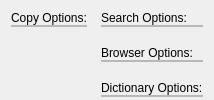
The window that programs/KJVCanOpener/KJVGeneralSettingsConfig.ui (dewhisna/KingJamesPureBibleSearch) describes before a commit, drawn with Qt 5.
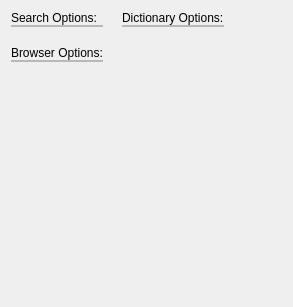
The same window after the commit. Custom widgets are drawn as their Qt base class.

```diff
--- a/programs/KJVCanOpener/KJVGeneralSettingsConfig.ui
+++ b/programs/KJVCanOpener/KJVGeneralSettingsConfig.ui
@@ -27,79 +27,12 @@
   <property name="windowTitle">
    <string>General Settings</string>
   </property>
-  <layout class="QGridLayout" name="gridLayout_5">
+  <layout class="QHBoxLayout" name="horizontalLayoutMain">
    <property name="bottomMargin">
     <number>0</number>
    </property>
-   <item row="0" column="0">
-    <layout class="QHBoxLayout" name="horizontalLayout">
      <item>
-      <layout class="QVBoxLayout" name="verticalLayout_5">
-       <item>
-        <layout class="QVBoxLayout" name="verticalLayout">
-         <property name="spacing">
-          <number>0</number>
-         </property>
-         <item>
-          <widget class="QLabel" name="lblCopyOptions">
-           <property name="text">
-            <string>Copy Options:</string>
-           </property>
-          </widget>
-         </item>
-         <item>
-          <widget class="QFrame" name="frameCopyOptions">
-           <property name="frameShape">
-            <enum>QFrame::StyledPanel</enum>
-           </property>
-           <property name="frameShadow">
-            <enum>QFrame::Sunken</enum>
-           </property>
-           <layout class="QGridLayout" name="gridLayout_2">
-            <property name="margin">
-             <number>0</number>
-            </property>
-            <item row="0" column="0">
-             <widget class="CConfigCopyOptions" name="widgetCopyOptions" native="true"/>
-            </item>
-           </layout>
-          </widget>
-         </item>
-        </layout>
-       </item>
-       <item>
-        <spacer name="verticalSpacer_3">
-         <property name="orientation">
-          <enum>Qt::Vertical</enum>
-         </property>
-         <property name="sizeHint" stdset="0">
-          <size>
-           <width>20</width>
-           <height>0</height>
-          </size>
-         </property>
-        </spacer>
-       </item>
-      </layout>
-     </item>
-     <item>
-      <spacer name="horizontalSpacer">
-       <property name="orientation">
-        <enum>Qt::Horizontal</enum>
-       </property>
-       <property name="sizeType">
-        <enum>QSizePolicy::Fixed</enum>
-       </property>
-       <property name="sizeHint" stdset="0">
-        <size>
-         <width>8</width>
-         <height>20</height>
-        </size>
-       </property>
-      </spacer>
-     </item>
-     <item>
-      <layout class="QVBoxLayout" name="verticalLayout_4">
+    <layout class="QVBoxLayout" name="verticalLayoutLeft">
        <item>
         <layout class="QVBoxLayout" name="verticalLayout_2">
          <property name="spacing">
@@ -181,21 +114,38 @@
         </layout>
        </item>
        <item>
-        <spacer name="verticalSpacer_4">
+      <spacer name="verticalSpacer_2">
          <property name="orientation">
           <enum>Qt::Vertical</enum>
          </property>
+       <property name="sizeHint" stdset="0">
+        <size>
+         <width>20</width>
+         <height>0</height>
+        </size>
+       </property>
+      </spacer>
+     </item>
+    </layout>
+   </item>
+   <item>
+    <spacer name="horizontalSpacer">
+     <property name="orientation">
+      <enum>Qt::Horizontal</enum>
+     </property>
          <property name="sizeType">
           <enum>QSizePolicy::Fixed</enum>
          </property>
          <property name="sizeHint" stdset="0">
           <size>
-           <width>20</width>
-           <height>13</height>
+       <width>13</width>
+       <height>20</height>
           </size>
          </property>
         </spacer>
        </item>
+   <item>
+    <layout class="QVBoxLayout" name="verticalLayoutRight">
        <item>
         <layout class="QVBoxLayout" name="verticalLayout_6">
          <property name="spacing">
@@ -229,7 +179,7 @@
         </layout>
        </item>
        <item>
-        <spacer name="verticalSpacer_2">
+      <spacer name="verticalSpacer_3">
          <property name="orientation">
           <enum>Qt::Vertical</enum>
          </property>
@@ -250,13 +200,11 @@
        </property>
        <property name="sizeHint" stdset="0">
         <size>
-         <width>0</width>
-         <height>20</height>
+       <width>58</width>
+       <height>296</height>
         </size>
        </property>
       </spacer>
-     </item>
-    </layout>
    </item>
   </layout>
  </widget>
```
Left out of the diff: 37 changed lines with no effect on the pictures. Lines whose indentation alone changed are shown as unchanged.
